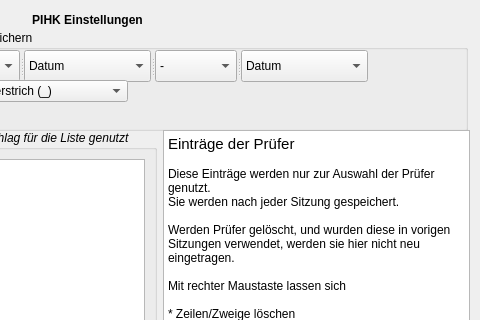
The window that preferences.ui (effzett/pihk) describes before a commit, drawn with Qt 5; both pictures show x 203 to 683 and y 0 to 320 of the 683 by 479 pixel window.
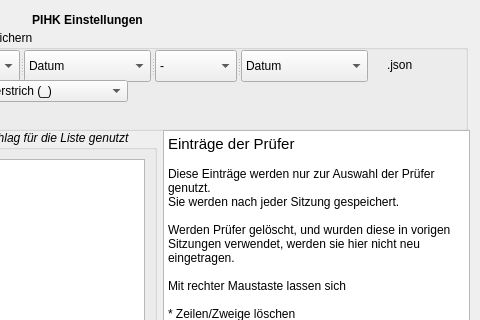
The same window after the commit.

Commit message: Kosmetik beim Dateinamen (.json)

What changed in the file:
```diff
--- a/preferences.ui
+++ b/preferences.ui
@@ -286,6 +286,19 @@
      </item>
     </layout>
    </widget>
+   <widget class="QLabel" name="label_3">
+    <property name="geometry">
+     <rect>
+      <x>580</x>
+      <y>20</y>
+      <width>59</width>
+      <height>30</height>
+     </rect>
+    </property>
+    <property name="text">
+     <string>.json</string>
+    </property>
+   </widget>
   </widget>
   <widget class="QWidget" name="layoutWidget">
    <property name="geometry">
```
Left out of the diff: 34 changed lines with no effect on the pictures.
